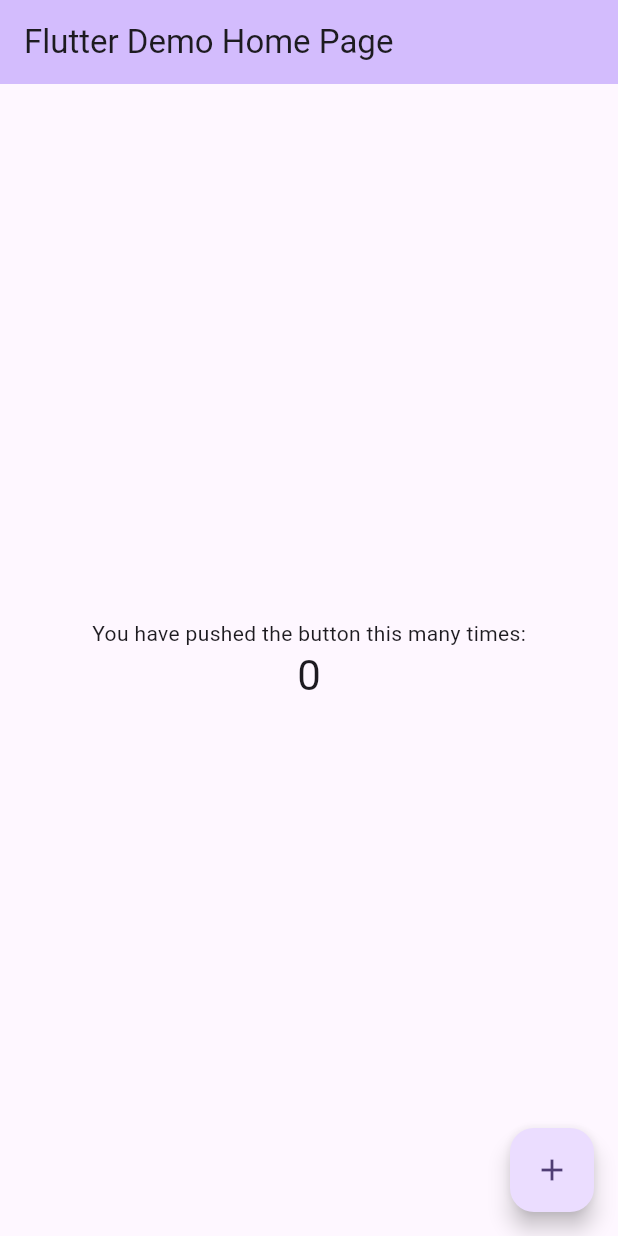
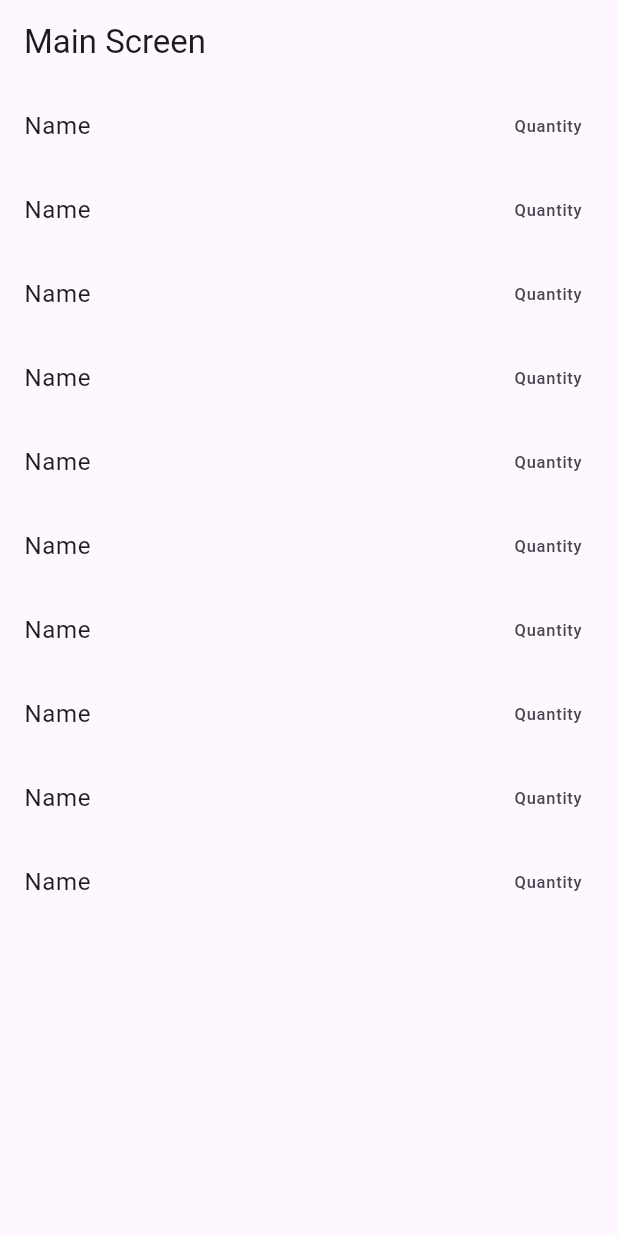
Before and after one commit to Uvilager/ide-gas, a Flutter app: the screen it shows after launch, on a phone screen of 412 x 824 dp. Run offline on Flutter 3.47's test engine with Material 3 defaults, Android fonts, the phone set to English and light mode, and no system bars.

Commit message:
Grocery model, screen boilerplate

```diff
--- a/frontend/lib/main.dart
+++ b/frontend/lib/main.dart
@@ -1,4 +1,5 @@
 import 'package:flutter/material.dart';
+import 'package:frontend/screens/main_screen.dart';
 
 void main() {
   runApp(const MyApp());
@@ -13,113 +14,10 @@ class MyApp extends StatelessWidget {
     return MaterialApp(
       title: 'Flutter Demo',
       theme: ThemeData(
-        // This is the theme of your application.
-        //
-        // TRY THIS: Try running your application with "flutter run". You'll see
-        // the application has a purple toolbar. Then, without quitting the app,
-        // try changing the seedColor in the colorScheme below to Colors.green
-        // and then invoke "hot reload" (save your changes or press the "hot
-        // reload" button in a Flutter-supported IDE, or press "r" if you used
-        // the command line to start the app).
-        //
-        // Notice that the counter didn't reset back to zero; the application
-        // state is not lost during the reload. To reset the state, use hot
-        // restart instead.
-        //
-        // This works for code too, not just values: Most code changes can be
-        // tested with just a hot reload.
         colorScheme: ColorScheme.fromSeed(seedColor: Colors.deepPurple),
         useMaterial3: true,
       ),
-      home: const MyHomePage(title: 'Flutter Demo Home Page'),
+      home: const MainScreen(),
     );
   }
 }
-
-class MyHomePage extends StatefulWidget {
-  const MyHomePage({super.key, required this.title});
-
-  // This widget is the home page of your application. It is stateful, meaning
-  // that it has a State object (defined below) that contains fields that affect
-  // how it looks.
-
-  // This class is the configuration for the state. It holds the values (in this
-  // case the title) provided by the parent (in this case the App widget) and
-  // used by the build method of the State. Fields in a Widget subclass are
-  // always marked "final".
-
-  final String title;
-
-  @override
-  State<MyHomePage> createState() => _MyHomePageState();
-}
-
-class _MyHomePageState extends State<MyHomePage> {
-  int _counter = 0;
-
-  void _incrementCounter() {
-    setState(() {
-      // This call to setState tells the Flutter framework that something has
-      // changed in this State, which causes it to rerun the build method below
-      // so that the display can reflect the updated values. If we changed
-      // _counter without calling setState(), then the build method would not be
-      // called again, and so nothing would appear to happen.
-      _counter++;
-    });
-  }
-
-  @override
-  Widget build(BuildContext context) {
-    // This method is rerun every time setState is called, for instance as done
-    // by the _incrementCounter method above.
-    //
-    // The Flutter framework has been optimized to make rerunning build methods
-    // fast, so that you can just rebuild anything that needs updating rather
-    // than having to individually change instances of widgets.
-    return Scaffold(
-      appBar: AppBar(
-        // TRY THIS: Try changing the color here to a specific color (to
-        // Colors.amber, perhaps?) and trigger a hot reload to see the AppBar
-        // change color while the other colors stay the same.
-        backgroundColor: Theme.of(context).colorScheme.inversePrimary,
-        // Here we take the value from the MyHomePage object that was created by
-        // the App.build method, and use it to set our appbar title.
-        title: Text(widget.title),
-      ),
-      body: Center(
-        // Center is a layout widget. It takes a single child and positions it
-        // in the middle of the parent.
-        child: Column(
-          // Column is also a layout widget. It takes a list of children and
-          // arranges them vertically. By default, it sizes itself to fit its
-          // children horizontally, and tries to be as tall as its parent.
-          //
-          // Column has various properties to control how it sizes itself and
-          // how it positions its children. Here we use mainAxisAlignment to
-          // center the children vertically; the main axis here is the vertical
-          // axis because Columns are vertical (the cross axis would be
-          // horizontal).
-          //
-          // TRY THIS: Invoke "debug painting" (choose the "Toggle Debug Paint"
-          // action in the IDE, or press "p" in the console), to see the
-          // wireframe for each widget.
-          mainAxisAlignment: MainAxisAlignment.center,
-          children: <Widget>[
-            const Text(
-              'You have pushed the button this many times:',
-            ),
-            Text(
-              '$_counter',
-              style: Theme.of(context).textTheme.headlineMedium,
-            ),
-          ],
-        ),
-      ),
-      floatingActionButton: FloatingActionButton(
-        onPressed: _incrementCounter,
-        tooltip: 'Increment',
-        child: const Icon(Icons.add),
-      ), // This trailing comma makes auto-formatting nicer for build methods.
-    );
-  }
-}
--- /dev/null
+++ b/frontend/lib/models/grocery_model.dart
@@ -0,0 +1,11 @@
+// ignore_for_file: public_member_api_docs, sort_constructors_first
+class Grocery {
+  String id;
+  String name;
+  int quantity;
+  Grocery({
+    required this.id,
+    required this.name,
+    required this.quantity,
+  });
+}
--- /dev/null
+++ b/frontend/lib/screens/main_screen.dart
@@ -0,0 +1,21 @@
+import 'package:flutter/material.dart';
+
+class MainScreen extends StatelessWidget {
+  const MainScreen({super.key});
+
+  @override
+  Widget build(BuildContext context) {
+    return Scaffold(
+      appBar: AppBar(
+        title: const Text('Main Screen'),
+      ),
+      body: ListView.builder(
+        itemCount: 10,
+        itemBuilder: (context, index) => const ListTile(
+          title: Text('Name'),
+          trailing: Text('Quantity'),
+        ),
+      ),
+    );
+  }
+}
```
